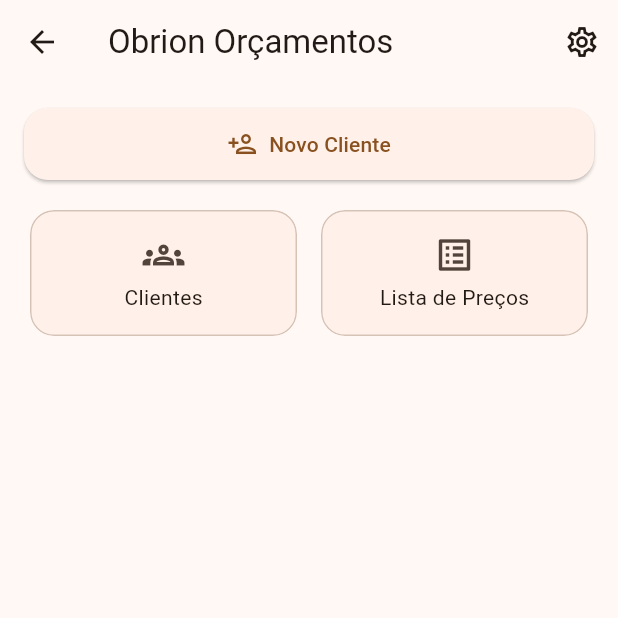
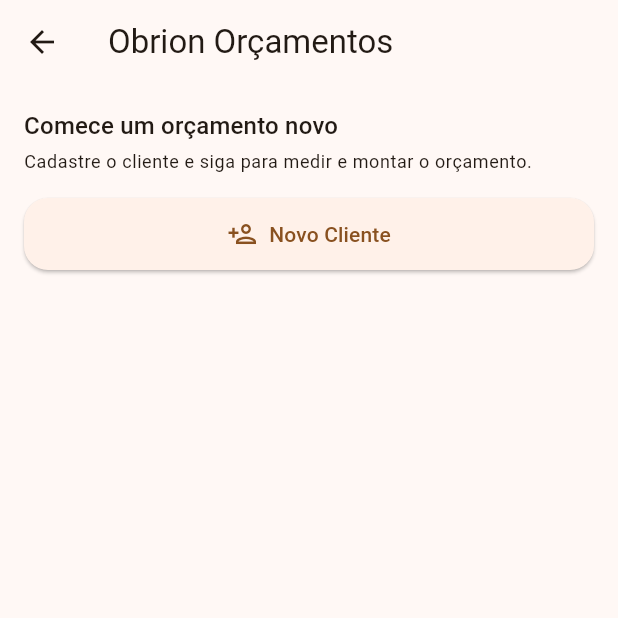
Before and after one commit to ractechdev-cell/obrion-orcamentos, a Flutter app: the HomeScreen screen opened directly, on a phone screen of 412 x 824 dp, the top half of it. Run offline on Flutter 3.47's test engine with Material 3 defaults, Android fonts, the phone set to English and light mode, and no system bars; drawn by our look-alikes of upgrader; our stand-ins replace drift, drift_flutter, file_picker, firebase_analytics, firebase_core, firebase_crashlytics and 7 more; missing offline and left inert: shorebird_code_push; accounts and stored records are empty; generated files the repository leaves out were written again.

Commit message:
Adiciona barra de navegação inferior (Início/Clientes/Preços/Ajustes)
Substitui a navegação por push (AppBar com atalhos) por abas persistentes
via NavigationBar + IndexedStack em MainShell. Abas montam sob demanda
(lazy) para não disparar streams de banco e chamadas de plataforma de
todas as telas ao mesmo tempo — corrige falha real de teste (timer
pendente) causada pela primeira versão eager do IndexedStack.

Co-Authored-By: Claude Sonnet 5 <noreply@anthropic.com>

```diff
--- a/lib/routing/app_router.dart
+++ b/lib/routing/app_router.dart
@@ -1,31 +1,20 @@
 import 'package:go_router/go_router.dart';
 
 import '../screens/client_form_screen.dart';
-import '../screens/clients_screen.dart';
-import '../screens/home_screen.dart';
+import '../screens/main_shell.dart';
 import '../screens/measurement_form_screen.dart';
 import '../screens/measurements_screen.dart';
-import '../screens/services_screen.dart';
-import '../screens/settings_screen.dart';
 import 'app_routes.dart';
 
-/// Esqueleto de navegação da Fase 0. Os módulos de negócio da Fase 1
-/// (Clientes, Medição, Lista de preços, Orçamento, PDF) entram aqui como
-/// novas rotas, sem precisar redesenhar esta estrutura.
+/// A raiz do app é a casca de navegação (`MainShell`, barra inferior com
+/// Início/Clientes/Preços/Ajustes) — só telas de detalhe continuam como
+/// rotas próprias, empilhadas por cima dela.
 final appRouter = GoRouter(
   initialLocation: AppRoutes.home,
   routes: [
     GoRoute(
       path: AppRoutes.home,
-      builder: (context, state) => const HomeScreen(),
-    ),
-    GoRoute(
-      path: AppRoutes.settings,
-      builder: (context, state) => const SettingsScreen(),
-    ),
-    GoRoute(
-      path: '/clients',
-      builder: (context, state) => const ClientsScreen(),
+      builder: (context, state) => const MainShell(),
     ),
     GoRoute(
       path: '/clients/new',
@@ -43,9 +32,5 @@ final appRouter = GoRouter(
         projectId: state.pathParameters['projectId']!,
       ),
     ),
-    GoRoute(
-      path: AppRoutes.services,
-      builder: (context, state) => const ServicesScreen(),
-    ),
   ],
 );
--- a/lib/routing/app_routes.dart
+++ b/lib/routing/app_routes.dart
@@ -3,9 +3,9 @@
 class AppRoutes {
   const AppRoutes._();
 
+  /// Raiz do app — a casca de navegação (`MainShell`), não mais uma
+  /// tela isolada. Clientes/Preços/Ajustes viraram abas dela; ver
+  /// `main_shell.dart`.
   static const home = '/';
-  static const settings = '/settings';
-  static const clients = '/clients';
   static const clientNew = '/clients/new';
-  static const services = '/services';
 }
--- a/lib/screens/home_screen.dart
+++ b/lib/screens/home_screen.dart
@@ -1,36 +1,34 @@
 import 'package:flutter/material.dart';
-import 'package:go_router/go_router.dart';
 
-import '../routing/app_routes.dart';
 import '../theme/app_spacing.dart';
 import '../widgets/app_button.dart';
-import '../widgets/app_card.dart';
 import 'client_form_screen.dart';
 
-/// Tela inicial — um painel de despacho, não uma vitrine: a única tarefa
+/// Aba inicial — um painel de despacho, não uma vitrine: a única tarefa
 /// dela é levar o profissional pro fluxo que gera dinheiro o mais rápido
-/// possível, ou de volta pro que ele já estava fazendo. "Novo Cliente" é
-/// a ação primária (começa o fluxo medir→orçar→enviar); "Clientes" e
-/// "Lista de Preços" são utilitárias — daí o peso visual desigual.
+/// possível. Clientes, Lista de Preços e Configurações agora são abas
+/// próprias da barra inferior (ver `main_shell.dart`), então esta tela
+/// fica só com a ação primária — sem atalho redundante com a barra.
 class HomeScreen extends StatelessWidget {
   const HomeScreen({super.key});
 
   @override
   Widget build(BuildContext context) {
     return Scaffold(
-      appBar: AppBar(
-        title: const Text('Obrion Orçamentos'),
-        actions: [
-          IconButton(
-            onPressed: () => context.push(AppRoutes.settings),
-            icon: const Icon(Icons.settings_outlined),
-            tooltip: 'Configurações',
-          ),
-        ],
-      ),
+      appBar: AppBar(title: const Text('Obrion Orçamentos')),
       body: ListView(
         padding: const EdgeInsets.all(AppSpacing.md),
         children: [
+          Text(
+            'Comece um orçamento novo',
+            style: Theme.of(context).textTheme.titleMedium,
+          ),
+          const SizedBox(height: AppSpacing.xs),
+          Text(
+            'Cadastre o cliente e siga para medir e montar o orçamento.',
+            style: Theme.of(context).textTheme.bodySmall,
+          ),
+          const SizedBox(height: AppSpacing.md),
           AppButton(
             label: 'Novo Cliente',
             icon: Icons.person_add_outlined,
@@ -38,50 +36,8 @@ class HomeScreen extends StatelessWidget {
               MaterialPageRoute(builder: (_) => const ClientFormScreen()),
             ),
           ),
-          const SizedBox(height: AppSpacing.md),
-          Row(
-            children: [
-              Expanded(
-                child: _ShortcutCard(
-                  icon: Icons.groups_outlined,
-                  label: 'Clientes',
-                  onTap: () => context.push(AppRoutes.clients),
-                ),
-              ),
-              const SizedBox(width: AppSpacing.sm),
-              Expanded(
-                child: _ShortcutCard(
-                  icon: Icons.list_alt,
-                  label: 'Lista de Preços',
-                  onTap: () => context.push(AppRoutes.services),
-                ),
-              ),
-            ],
-          ),
         ],
       ),
     );
   }
 }
-
-class _ShortcutCard extends StatelessWidget {
-  const _ShortcutCard({required this.icon, required this.label, required this.onTap});
-
-  final IconData icon;
-  final String label;
-  final VoidCallback onTap;
-
-  @override
-  Widget build(BuildContext context) {
-    return AppCard(
-      onTap: onTap,
-      child: Column(
-        children: [
-          Icon(icon, size: 28, color: Theme.of(context).colorScheme.onSurfaceVariant),
-          const SizedBox(height: AppSpacing.xs),
-          Text(label, style: Theme.of(context).textTheme.bodyMedium),
-        ],
-      ),
-    );
-  }
-}
```
Also changed, not shown: lib/screens/main_shell.dart (added, +78 -0 lines), 2 other files.
